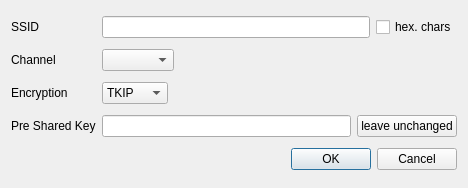
dosnut/nut, file qnut/adhoc.ui: the form before one commit.
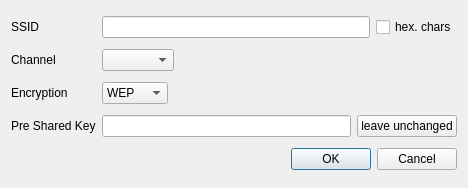
The form after the commit.

Commit message: [QNUT] adhoc networks supports now plaintext and wep

What changed in the file:
```diff
--- a/qnut/adhoc.ui
+++ b/qnut/adhoc.ui
@@ -88,6 +88,11 @@
     <layout class="QHBoxLayout" >
      <item>
       <widget class="QComboBox" name="encCombo" >
+       <item>
+        <property name="text" >
+         <string>WEP</string>
+        </property>
+       </item>
        <item>
         <property name="text" >
          <string>TKIP</string>
```
The commit also changes 1 other file.
